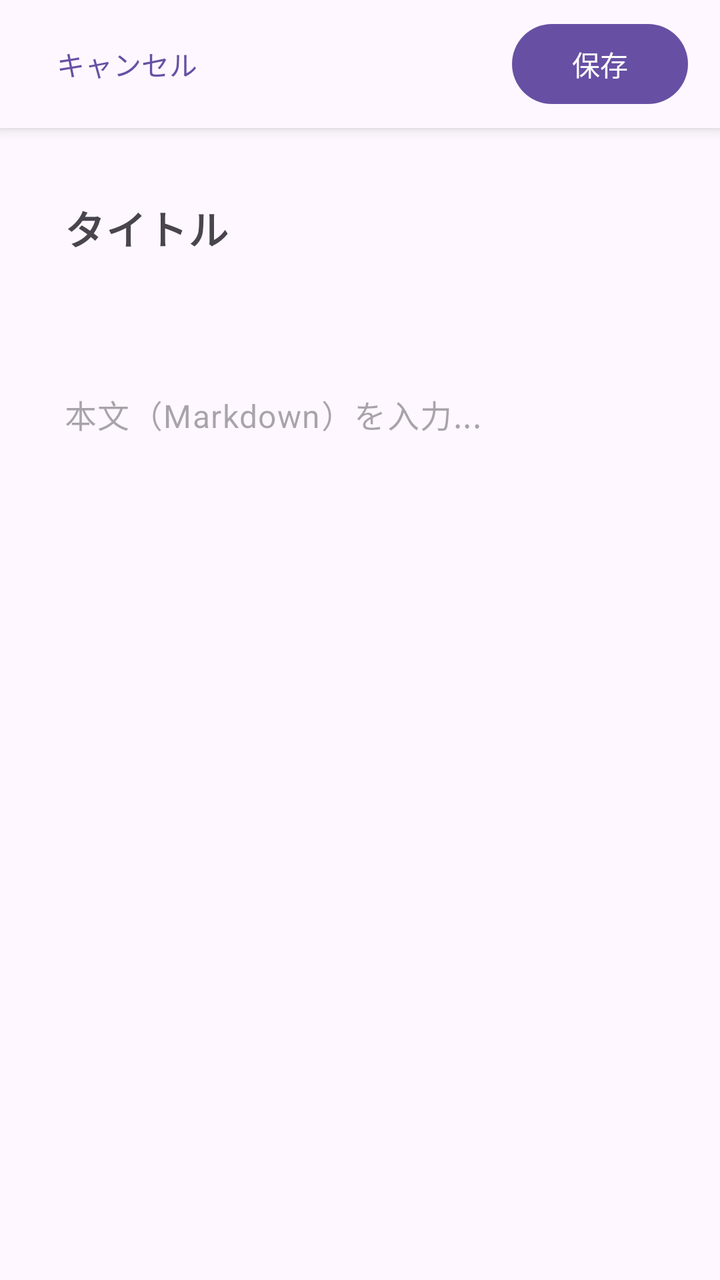
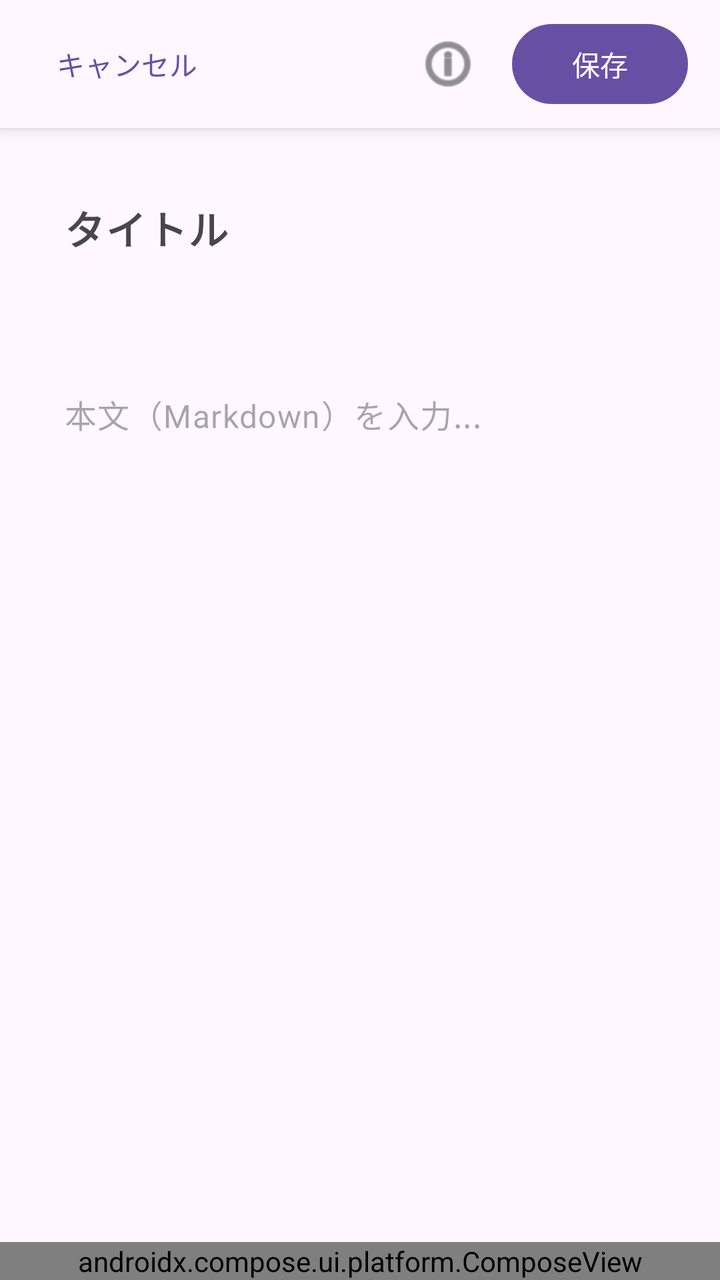

Two renders of the same Android screen: before a commit and after it. Below are the layout's source before the change and the commit's diff.
<!-- AndroidManifest.xml: application theme Theme.MemoApp -->
<!-- res/layout/fragment_log_item.xml -->
<?xml version="1.0" encoding="utf-8"?>
<androidx.constraintlayout.widget.ConstraintLayout xmlns:android="http://schemas.android.com/apk/res/android"
    xmlns:app="http://schemas.android.com/apk/res-auto"
    android:layout_width="match_parent"
    android:layout_height="match_parent">

    
    <LinearLayout
        android:id="@+id/log_item_sticky_actions"
        android:layout_width="0dp"
        android:layout_height="wrap_content"
        android:background="?attr/colorSurface"
        android:elevation="4dp"
        android:gravity="center_vertical"
        android:orientation="horizontal"
        android:paddingStart="16dp"
        android:paddingTop="8dp"
        android:paddingEnd="16dp"
        android:paddingBottom="8dp"
        app:layout_constraintEnd_toEndOf="parent"
        app:layout_constraintStart_toStartOf="parent"
        app:layout_constraintTop_toTopOf="parent">

        <Button
            android:id="@+id/button_cancel_log_item"
            style="@style/Widget.Material3.Button.TextButton"
            android:layout_width="wrap_content"
            android:layout_height="wrap_content"
            android:text="キャンセル" />

        <Space
            android:layout_width="0dp"
            android:layout_height="1dp"
            android:layout_weight="1" />

        <Button
            android:id="@+id/button_save_log_item"
            android:layout_width="wrap_content"
            android:layout_height="wrap_content"
            android:text="保存" />
    </LinearLayout>

    
    <com.google.android.material.textfield.TextInputLayout
        android:id="@+id/layout_log_item_title"
        android:layout_width="0dp"
        android:layout_height="wrap_content"
        android:padding="16dp"
        android:hint="タイトル"
        app:layout_constraintEnd_toEndOf="parent"
        app:layout_constraintStart_toStartOf="parent"
        app:layout_constraintTop_toBottomOf="@id/log_item_sticky_actions">

        <com.google.android.material.textfield.TextInputEditText
            android:id="@+id/edit_log_item_title"
            android:layout_width="match_parent"
            android:layout_height="wrap_content"
            android:background="@android:color/transparent"
            android:inputType="textCapSentences"
            android:textSize="20sp"
            android:textStyle="bold" />
    </com.google.android.material.textfield.TextInputLayout>

    
    <androidx.core.widget.NestedScrollView
        android:id="@+id/scroll_log_item_content"
        android:layout_width="0dp"
        android:layout_height="0dp"
        android:fillViewport="true"
        app:layout_constraintBottom_toBottomOf="parent"
        app:layout_constraintEnd_toEndOf="parent"
        app:layout_constraintStart_toStartOf="parent"
        app:layout_constraintTop_toBottomOf="@id/layout_log_item_title">

        <LinearLayout
            android:layout_width="match_parent"
            android:layout_height="wrap_content"
            android:orientation="vertical"
            android:padding="16dp">

            <com.google.android.material.textfield.TextInputLayout
                android:id="@+id/layout_log_item_content"
                android:layout_width="match_parent"
                android:layout_height="wrap_content"
                app:hintEnabled="false">

                <com.google.android.material.textfield.TextInputEditText
                    android:id="@+id/edit_log_item_content"
                    android:layout_width="match_parent"
                    android:layout_height="wrap_content"
                    android:gravity="top|start"
                    android:background="@android:color/transparent"
                    android:hint="本文（Markdown）を入力..."
                    android:inputType="textMultiLine|textCapSentences"
                    android:minLines="20"
                    android:textSize="16sp" />
            </com.google.android.material.textfield.TextInputLayout>

        </LinearLayout>
    </androidx.core.widget.NestedScrollView>

</androidx.constraintlayout.widget.ConstraintLayout>
<!-- resources referenced by this layout -->
<resources>
  <style name="Theme.MemoApp" parent="Base.Theme.MemoApp" />
  <style name="Base.Theme.MemoApp" parent="Theme.Material3.DayNight.NoActionBar">
          
          
      </style>
</resources>

<!-- the commit's change to res/layout/fragment_log_item.xml (unified diff, before → after) -->
@@ -33,10 +33,20 @@
             android:layout_height="1dp"
             android:layout_weight="1" />
 
+        <ImageButton
+            android:id="@+id/button_log_item_info"
+            android:layout_width="48dp"
+            android:layout_height="48dp"
+            android:background="?attr/selectableItemBackgroundBorderless"
+            android:contentDescription="詳細"
+            android:src="@android:drawable/ic_menu_info_details"
+            app:tint="?attr/colorOnSurfaceVariant" />
+
         <Button
             android:id="@+id/button_save_log_item"
             android:layout_width="wrap_content"
             android:layout_height="wrap_content"
+            android:layout_marginStart="8dp"
             android:text="保存" />
     </LinearLayout>
 
@@ -99,4 +109,10 @@
         </LinearLayout>
     </androidx.core.widget.NestedScrollView>
 
+    <androidx.compose.ui.platform.ComposeView
+        android:id="@+id/compose_view_modal"
+        android:layout_width="match_parent"
+        android:layout_height="wrap_content"
+        app:layout_constraintBottom_toBottomOf="parent" />
+
 </androidx.constraintlayout.widget.ConstraintLayout>
